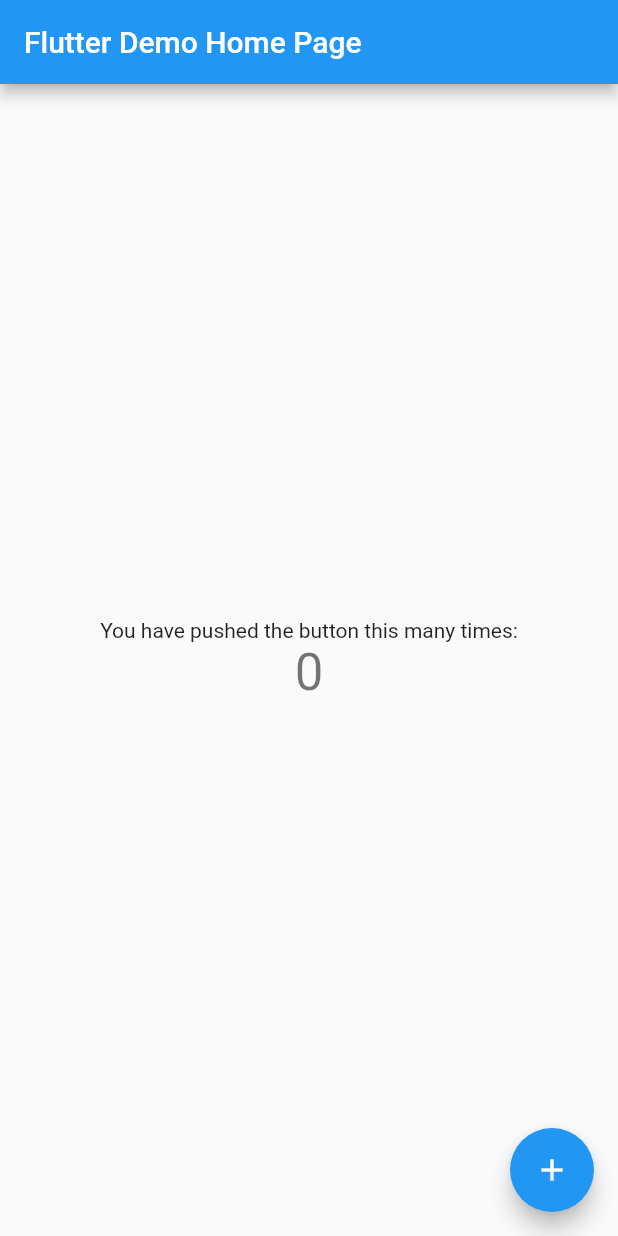
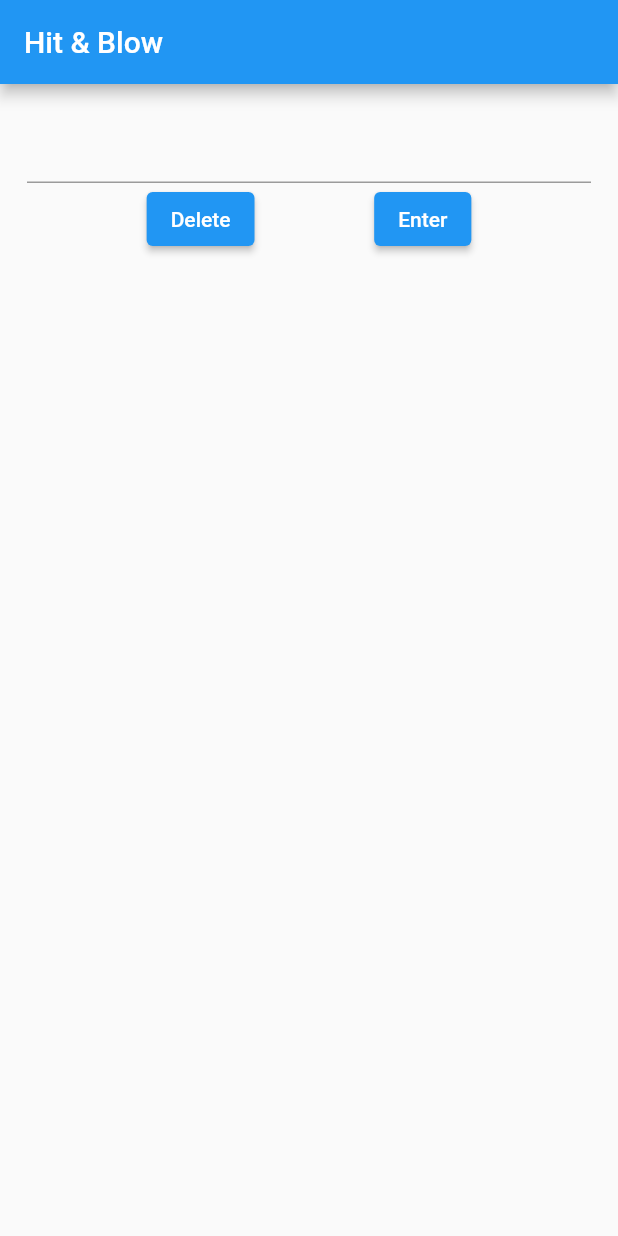
Before and after one commit to myzw1030/hit_and_blow, a Flutter app: the screen it shows after launch, on a phone screen of 412 x 824 dp. Run offline on Flutter 3.47's test engine with Material 2 defaults, Android fonts, the light colour scheme and no system bars.

Commit message:
スタート

```diff
--- a/lib/main.dart
+++ b/lib/main.dart
@@ -7,109 +7,57 @@
 class MyApp extends StatelessWidget {
   const MyApp({super.key});
 
-  // This widget is the root of your application.
   @override
   Widget build(BuildContext context) {
     return MaterialApp(
       title: 'Flutter Demo',
       theme: ThemeData(
-        // This is the theme of your application.
-        //
-        // Try running your application with "flutter run". You'll see the
-        // application has a blue toolbar. Then, without quitting the app, try
-        // changing the primarySwatch below to Colors.green and then invoke
-        // "hot reload" (press "r" in the console where you ran "flutter run",
-        // or simply save your changes to "hot reload" in a Flutter IDE).
-        // Notice that the counter didn't reset back to zero; the application
-        // is not restarted.
         primarySwatch: Colors.blue,
       ),
-      home: const MyHomePage(title: 'Flutter Demo Home Page'),
+      home: const GameScreen(),
     );
   }
 }
 
-class MyHomePage extends StatefulWidget {
-  const MyHomePage({super.key, required this.title});
-
-  // This widget is the home page of your application. It is stateful, meaning
-  // that it has a State object (defined below) that contains fields that affect
-  // how it looks.
-
-  // This class is the configuration for the state. It holds the values (in this
-  // case the title) provided by the parent (in this case the App widget) and
-  // used by the build method of the State. Fields in a Widget subclass are
-  // always marked "final".
-
-  final String title;
+class GameScreen extends StatefulWidget {
+  const GameScreen({super.key});
 
   @override
-  State<MyHomePage> createState() => _MyHomePageState();
+  State<GameScreen> createState() => _GameScreenState();
 }
 
-class _MyHomePageState extends State<MyHomePage> {
-  int _counter = 0;
-
-  void _incrementCounter() {
-    setState(() {
-      // This call to setState tells the Flutter framework that something has
-      // changed in this State, which causes it to rerun the build method below
-      // so that the display can reflect the updated values. If we changed
-      // _counter without calling setState(), then the build method would not be
-      // called again, and so nothing would appear to happen.
-      _counter++;
-    });
-  }
-
+class _GameScreenState extends State<GameScreen> {
   @override
   Widget build(BuildContext context) {
-    // This method is rerun every time setState is called, for instance as done
-    // by the _incrementCounter method above.
-    //
-    // The Flutter framework has been optimized to make rerunning build methods
-    // fast, so that you can just rebuild anything that needs updating rather
-    // than having to individually change instances of widgets.
     return Scaffold(
       appBar: AppBar(
-        // Here we take the value from the MyHomePage object that was created by
-        // the App.build method, and use it to set our appbar title.
-        title: Text(widget.title),
+        title: const Text('Hit & Blow'),
       ),
-      body: Center(
-        // Center is a layout widget. It takes a single child and positions it
-        // in the middle of the parent.
+      body: Padding(
+        padding: const EdgeInsets.all(18.0),
         child: Column(
-          // Column is also a layout widget. It takes a list of children and
-          // arranges them vertically. By default, it sizes itself to fit its
-          // children horizontally, and tries to be as tall as its parent.
-          //
-          // Invoke "debug painting" (press "p" in the console, choose the
-          // "Toggle Debug Paint" action from the Flutter Inspector in Android
-          // Studio, or the "Toggle Debug Paint" command in Visual Studio Code)
-          // to see the wireframe for each widget.
-          //
-          // Column has various properties to control how it sizes itself and
-          // how it positions its children. Here we use mainAxisAlignment to
-          // center the children vertically; the main axis here is the vertical
-          // axis because Columns are vertical (the cross axis would be
-          // horizontal).
-          mainAxisAlignment: MainAxisAlignment.center,
           children: <Widget>[
-            const Text(
-              'You have pushed the button this many times:',
-            ),
-            Text(
-              '$_counter',
-              style: Theme.of(context).textTheme.headline4,
-            ),
+            const TextField(),
+            Row(
+              mainAxisAlignment: MainAxisAlignment.spaceEvenly,
+              children: <Widget>[
+                ElevatedButton(
+                  onPressed: () {
+                    print('aa');
+                  },
+                  child: const Text('Delete'),
+                ),
+                ElevatedButton(
+                  onPressed: () {
+                    print('aa');
+                  },
+                  child: const Text('Enter'),
+                ),
+              ],
+            )
           ],
         ),
       ),
-      floatingActionButton: FloatingActionButton(
-        onPressed: _incrementCounter,
-        tooltip: 'Increment',
-        child: const Icon(Icons.add),
-      ), // This trailing comma makes auto-formatting nicer for build methods.
     );
   }
 }
```
